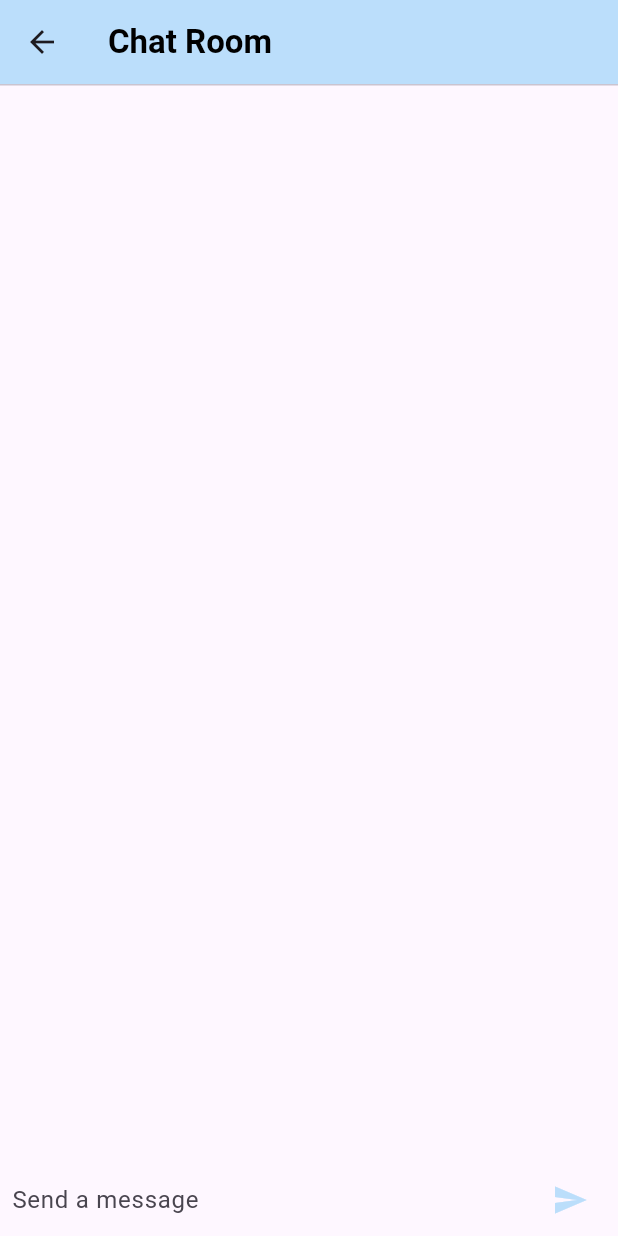
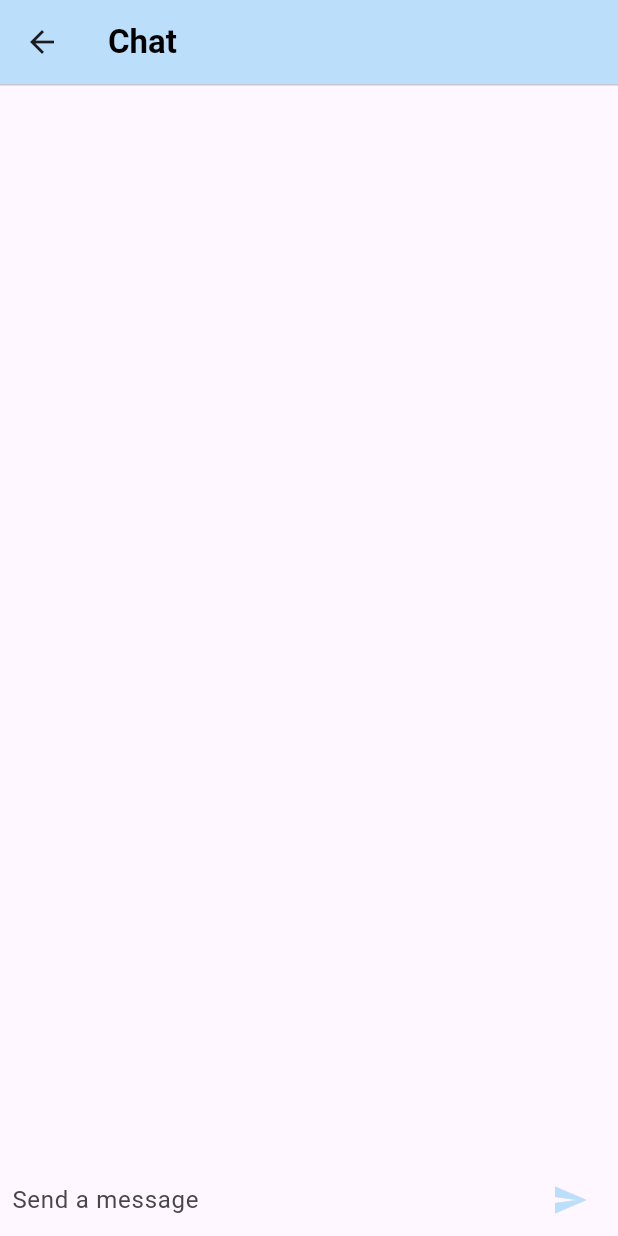
Before and after one commit to hafsaabidsaeed/ELaw-Mobile-Application, a Flutter app: the ChatRoom screen opened directly, on a phone screen of 412 x 824 dp. Run offline on Flutter 3.47's test engine with Material 3 defaults, Android fonts, the light colour scheme and no system bars; our stand-ins replace pinput.

Commit message:
chat room UI

```diff
--- a/lib/screens/chat room/chat_room.dart
+++ b/lib/screens/chat room/chat_room.dart
@@ -25,7 +25,7 @@ class _ChatRoomState extends State<ChatRoom> {
     return Scaffold(
       appBar: AppBar(
         title: const Text(
-          'Chat Room',
+          'Chat ',
           style: TextStyle(color: Colors.black, fontWeight: FontWeight.bold),
         ),
         backgroundColor: Colors.blue[100],
```
